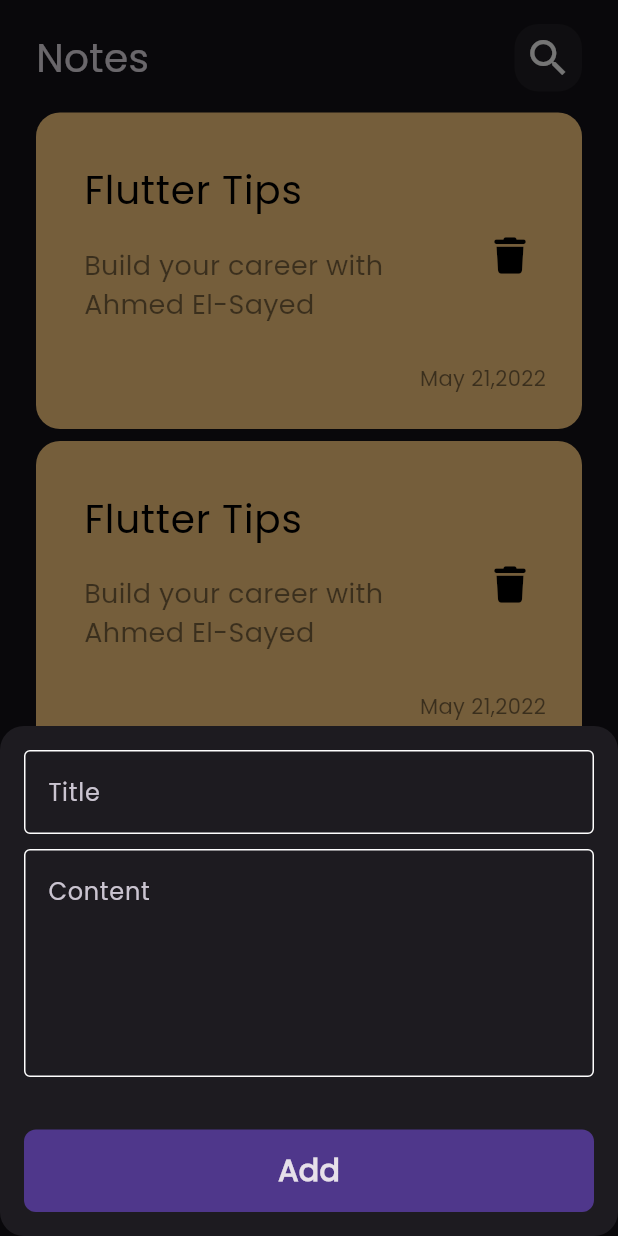
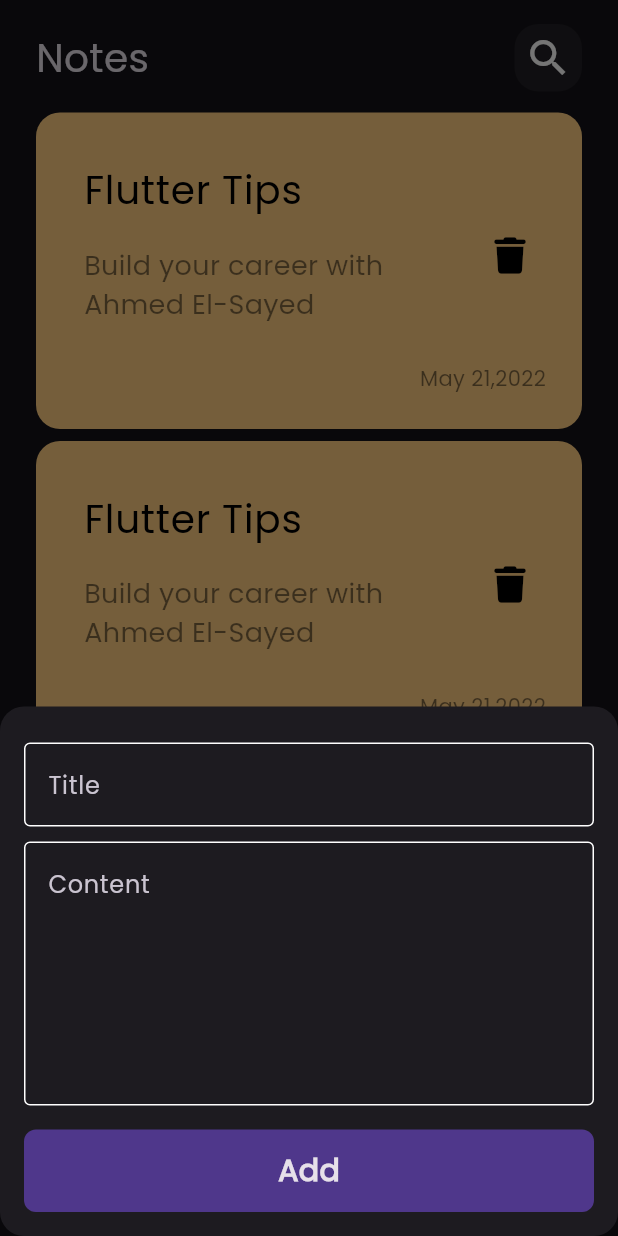
Before and after one commit to AhmedElSayed10920/noteappflutter, a Flutter app: the screen it shows after launch, after a tap on the "add" icon, on a phone screen of 412 x 824 dp. Run offline on Flutter 3.47's test engine with Material 3 defaults, Android fonts, the phone set to English and light mode, and no system bars; our stand-ins replace bloc, flutter_bloc, font_awesome_flutter, hive, hive_flutter, modal_progress_hud_nsn; accounts and stored records are empty.

Commit message:
refactor code and project files

```diff
--- a/lib/views/pages/add_note.dart
+++ b/lib/views/pages/add_note.dart
@@ -1,6 +1,6 @@
 import 'package:flutter/material.dart';
-import 'package:noteapp/views/widgets/custom_button.dart';
-import 'package:noteapp/views/widgets/custom_text_field.dart';
+import 'package:noteapp/views/widgets/general-widgets/custom_button.dart';
+import 'package:noteapp/views/widgets/general-widgets/custom_text_field.dart';
 
 class AddNote extends StatelessWidget {
   const AddNote({super.key});
--- a/lib/views/pages/home_page.dart
+++ b/lib/views/pages/home_page.dart
@@ -1,7 +1,7 @@
 import 'package:flutter/material.dart';
 // import 'package:noteapp/views/pages/add_note.dart';
-import 'package:noteapp/views/widgets/custom_add_note_bottom_sheet.dart';
-import 'package:noteapp/views/widgets/notes_view_body.dart';
+import 'package:noteapp/views/widgets/add-notes-widgets/custom_add_note_bottom_sheet.dart';
+import 'package:noteapp/views/widgets/home-page-widgets/notes_view_body.dart';
 
 class HomePage extends StatelessWidget {
   const HomePage({super.key});
@@ -14,6 +14,7 @@ class HomePage extends StatelessWidget {
         onPressed: () {
           // Navigator.of(context).pushNamed(AddNote.id);
           showModalBottomSheet(
+            isScrollControlled: true,
               shape: RoundedRectangleBorder(
                   borderRadius: BorderRadius.circular(16)),
               context: context,
--- a/lib/views/widgets/add_note_body.dart
+++ b/lib/views/widgets/add-notes-widgets/add_note_body.dart
@@ -2,8 +2,8 @@ import 'package:flutter/material.dart';
 import 'package:flutter_bloc/flutter_bloc.dart';
 import 'package:noteapp/cubits/add_notes_cubit/add_notes_cubit.dart';
 import 'package:noteapp/models/note_model.dart';
-import 'package:noteapp/views/widgets/custom_button.dart';
-import 'package:noteapp/views/widgets/custom_text_field.dart';
+import 'package:noteapp/views/widgets/general-widgets/custom_button.dart';
+import 'package:noteapp/views/widgets/general-widgets/custom_text_field.dart';
 
 class AddNoteBody extends StatefulWidget {
   const AddNoteBody({
@@ -39,10 +39,10 @@ class _AddNoteState extends State<AddNoteBody> {
               subTitle = value;
             },
             hintText: 'Content',
-            maxLines: 5,
+            maxLines: 6,
           ),
           const SizedBox(
-            height: 35,
+            height: 16,
           ),
           BlocBuilder<AddNoteCubit, AddNotesStates>(
             builder: (context, state) {
@@ -66,6 +66,7 @@ class _AddNoteState extends State<AddNoteBody> {
               );
             },
           ),
+          const SizedBox(height: 16,)
         ],
       ),
     );
--- a/lib/views/widgets/custom_add_note_bottom_sheet.dart
+++ b/lib/views/widgets/add-notes-widgets/custom_add_note_bottom_sheet.dart
@@ -2,7 +2,7 @@ import 'package:flutter/material.dart';
 import 'package:flutter_bloc/flutter_bloc.dart';
 import 'package:modal_progress_hud_nsn/modal_progress_hud_nsn.dart';
 import 'package:noteapp/cubits/add_notes_cubit/add_notes_cubit.dart';
-import 'package:noteapp/views/widgets/add_note_body.dart';
+import 'package:noteapp/views/widgets/add-notes-widgets/add_note_body.dart';
 
 class CustomAddNoteBottomSheet extends StatelessWidget {
   const CustomAddNoteBottomSheet({super.key});
@@ -20,13 +20,16 @@ class CustomAddNoteBottomSheet extends StatelessWidget {
             print('Failer ${state.errMessage}');
           }
         },
-
         builder: (context, state) {
           return AbsorbPointer(
             absorbing: state is AddNotesLoading ? true : false,
-            child: const Padding(
-              padding: EdgeInsets.all(16),
-              child: SingleChildScrollView(child: AddNoteBody()),
+            child: Padding(
+              padding: EdgeInsets.only(
+                  left: 16,
+                  right: 16,
+                  top: 24,
+                  bottom: MediaQuery.of(context).viewInsets.bottom),
+              child: const SingleChildScrollView(child: AddNoteBody()),
             ),
           );
         },
--- a/lib/views/widgets/edit_note_body.dart
+++ b/lib/views/widgets/edit_note_body.dart
@@ -1,6 +1,6 @@
 import 'package:flutter/material.dart';
-import 'package:noteapp/views/widgets/custom_app_bar.dart';
-import 'package:noteapp/views/widgets/custom_text_field.dart';
+import 'package:noteapp/views/widgets/general-widgets/custom_app_bar.dart';
+import 'package:noteapp/views/widgets/general-widgets/custom_text_field.dart';
 
 class EditNoteBody extends StatelessWidget {
   const EditNoteBody({super.key});
--- a/lib/views/widgets/custom_app_bar.dart
+++ b/lib/views/widgets/general-widgets/custom_app_bar.dart
@@ -1,5 +1,5 @@
 import 'package:flutter/material.dart';
-import 'package:noteapp/views/widgets/custom_search_icon.dart';
+import 'package:noteapp/views/widgets/general-widgets/custom_search_icon.dart';
 
 class CustomAppBar extends StatelessWidget {
   const CustomAppBar({super.key, required this.title, required this.icon});
--- a/lib/views/widgets/note_item_list.dart
+++ b/lib/views/widgets/home-page-widgets/note_item_list.dart
@@ -1,5 +1,5 @@
 import 'package:flutter/material.dart';
-import 'package:noteapp/views/widgets/custom_note_item.dart';
+import 'package:noteapp/views/widgets/home-page-widgets/custom_note_item.dart';
 
 class NoteItemList extends StatelessWidget {
   const NoteItemList({super.key});
--- a/lib/views/widgets/notes_view_body.dart
+++ b/lib/views/widgets/home-page-widgets/notes_view_body.dart
@@ -1,6 +1,6 @@
 import 'package:flutter/material.dart';
-import 'package:noteapp/views/widgets/custom_app_bar.dart';
-import 'package:noteapp/views/widgets/note_item_list.dart';
+import 'package:noteapp/views/widgets/general-widgets/custom_app_bar.dart';
+import 'package:noteapp/views/widgets/home-page-widgets/note_item_list.dart';
 
 class NotesViewBody extends StatelessWidget {
   const NotesViewBody({super.key});
```
Also changed, not shown: lib/views/widgets/general-widgets/custom_button.dart (renamed from lib/views/widgets/custom_button.dart), lib/views/widgets/general-widgets/custom_search_icon.dart (renamed from lib/views/widgets/custom_search_icon.dart), lib/views/widgets/general-widgets/custom_text_field.dart (renamed from lib/views/widgets/custom_text_field.dart), lib/views/widgets/home-page-widgets/custom_note_item.dart (renamed from lib/views/widgets/custom_note_item.dart).
